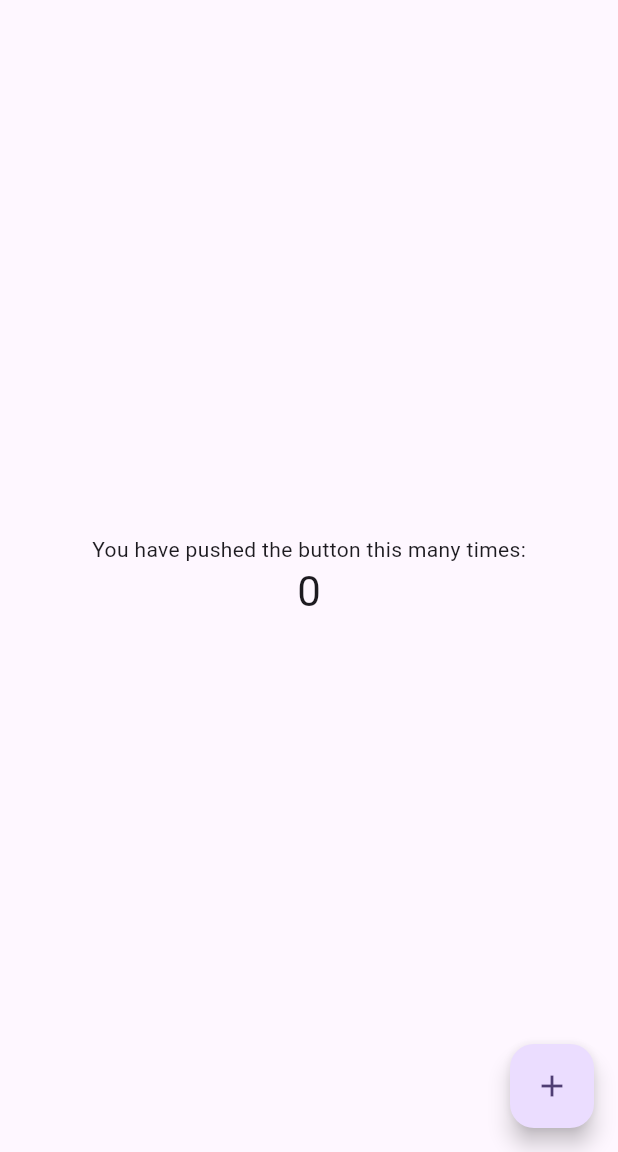
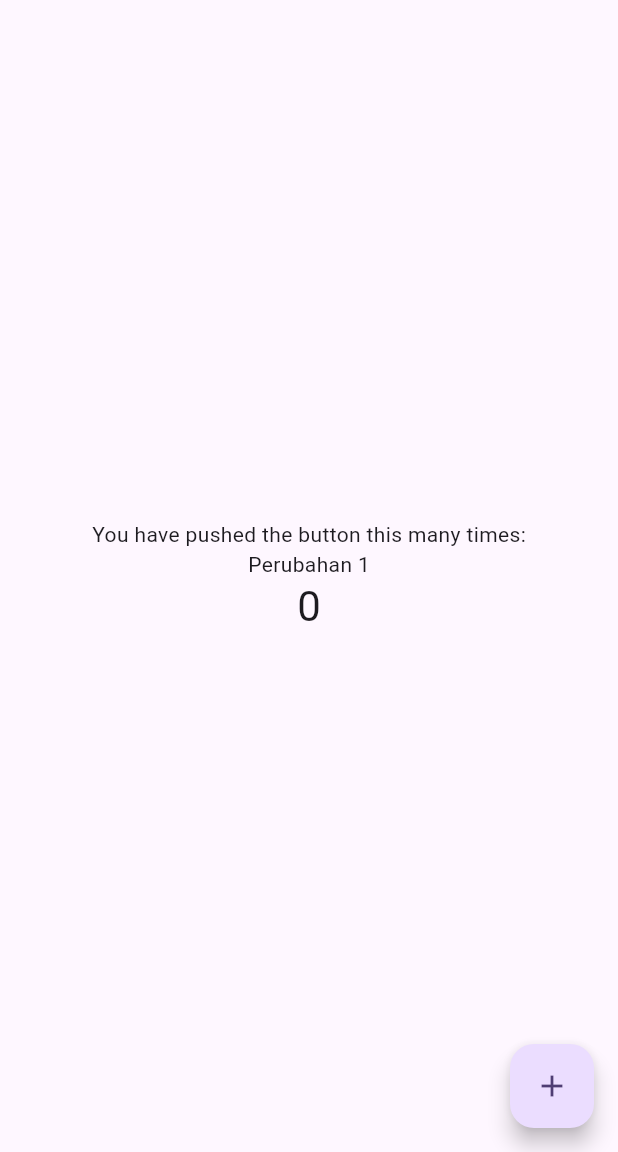
Before and after one commit to nikenlis/belajar-CI, a Flutter app: the screen it shows after launch, on a phone screen of 412 x 824 dp, the part 84-1236 px from its top. Run offline on Flutter 3.47's test engine with Material 3 defaults, Android fonts, the phone set to English and light mode, and no system bars.

Commit message:
Update dari perubahan-1

```diff
--- a/lib/main.dart
+++ b/lib/main.dart
@@ -53,6 +53,9 @@ class _MyHomePageState extends State<MyHomePage> {
               'You have pushed the button this many times:',
             ),
             Text(
+              'Perubahan 1',
+            ),
+            Text(
               '$_counter',
               style: Theme.of(context).textTheme.headlineMedium,
             ),
```
